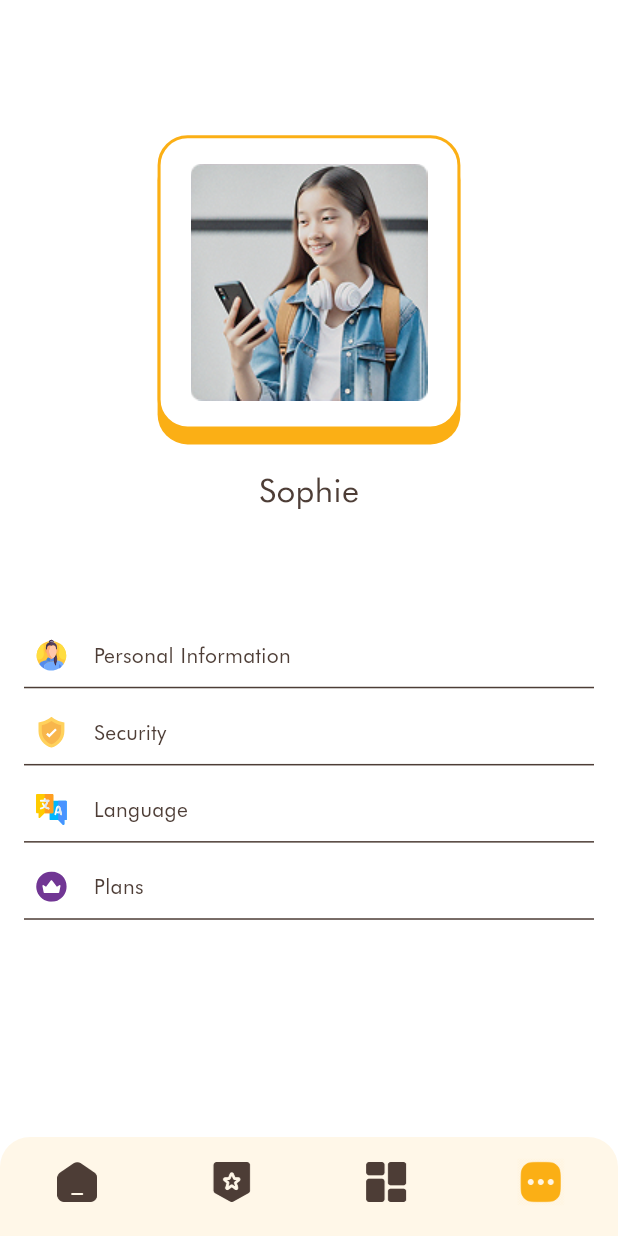
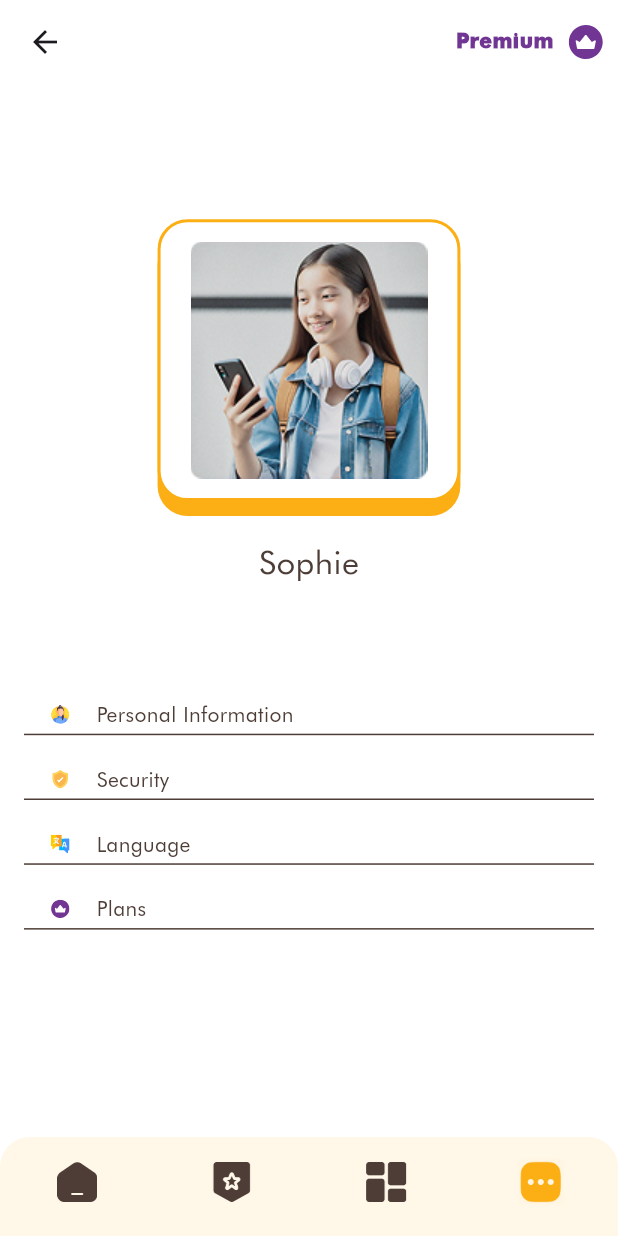
Before and after one commit to MTS-Services/khal971-zidney-course-app, a Flutter app: the screen it shows after launch, item 4 of the bottom bar chosen, on a phone screen of 412 x 824 dp. Run offline on Flutter 3.47's test engine with Material 3 defaults, Android fonts, the phone set to English and light mode, and no system bars; our stand-ins replace dropdown_button2, flutter_svg, get.

Commit message:
menu screen has been done by remon

```diff
--- a/lib/view/freePlanScreen/mainpages/home_screen.dart
+++ b/lib/view/freePlanScreen/mainpages/home_screen.dart
@@ -4,6 +4,7 @@ import 'package:get/get.dart';
 import 'package:zidney/utils/app_colors.dart';
 import 'package:zidney/utils/app_style.dart';
 import 'package:zidney/utils/asset_path.dart';
+import 'package:zidney/utils/common/custom_app_bar.dart';
 import 'package:zidney/view/freePlanScreen/Question & Quiz/topic_screen.dart';
 import 'package:zidney/view/widgets/all_subject_screen.dart';
 import 'package:zidney/view/widgets/topic_overview_card.dart';
@@ -31,6 +32,7 @@ class HomeScreen extends StatelessWidget {
   @override
   Widget build(BuildContext context) {
     return Scaffold(
+      appBar: CustomAppBar(),
       body: SingleChildScrollView(
         child: SafeArea(
           child: Padding(
--- a/lib/view/freePlanScreen/mainpages/menu_screen.dart
+++ b/lib/view/freePlanScreen/mainpages/menu_screen.dart
@@ -3,6 +3,7 @@ import 'package:flutter_svg/flutter_svg.dart';
 import 'package:zidney/utils/app_colors.dart';
 import 'package:zidney/utils/app_style.dart';
 import 'package:zidney/utils/asset_path.dart';
+import 'package:zidney/utils/common/custom_app_bar.dart';
 import 'package:zidney/view/widgets/custom_container.dart';
 
 class MenuScreen extends StatelessWidget {
@@ -12,6 +13,7 @@ class MenuScreen extends StatelessWidget {
   Widget build(BuildContext context) {
     return Scaffold(
       backgroundColor: AppColors.whiteColor,
+      appBar: CustomAppBar(),
       body: Center(
         child: Padding(
           padding: const EdgeInsets.all(16.0),
@@ -19,10 +21,10 @@ class MenuScreen extends StatelessWidget {
             children: [
               SizedBox(height: AppStyles.screenHeightPercentage(context, 0.09)),
               CustomContainer(
-                height: AppStyles.screenHeightPercentage(context, 0.238),
+                height: AppStyles.screenHeightPercentage(context, 0.228),
                 width: AppStyles.screenWidthPercentage(context, .490),
                 borderRadius: BorderRadius.circular(20),
-                image: AssetImage(AssetPath.menuImage),
+                child: Image.asset(AssetPath.menuImage),
               ),
               SizedBox(height: AppStyles.screenHeightPercentage(context, 0.03)),
               Text(
@@ -39,11 +41,11 @@ class MenuScreen extends StatelessWidget {
               Row(
                 children: [
                   Padding(
-                    padding: const EdgeInsets.only(left: 8),
+                    padding: const EdgeInsets.only(left: 18),
                     child: SvgPicture.asset(
                       AssetPath.personIcon,
-                      height: AppStyles.screenHeightPercentage(context, .05),
-                      width: AppStyles.screenWidthPercentage(context, .05),
+                      height: AppStyles.screenHeightPercentage(context, .03),
+                      width: AppStyles.screenWidthPercentage(context, .03),
                     ),
                   ),
                   const SizedBox(width: 18),
@@ -59,15 +61,15 @@ class MenuScreen extends StatelessWidget {
               ),
               Divider(height: 2, color: AppColors.chocolate),
 
-              SizedBox(height: AppStyles.screenHeightPercentage(context, 0.01)),
+              SizedBox(height: AppStyles.screenHeightPercentage(context, 0.02)),
               Row(
                 children: [
                   Padding(
-                    padding: const EdgeInsets.only(left: 8),
+                    padding: const EdgeInsets.only(left: 18),
                     child: SvgPicture.asset(
                       AssetPath.securityIcon,
-                      height: AppStyles.screenHeightPercentage(context, .05),
-                      width: AppStyles.screenWidthPercentage(context, .05),
+                      height: AppStyles.screenHeightPercentage(context, .03),
+                      width: AppStyles.screenWidthPercentage(context, .03),
                     ),
                   ),
                   const SizedBox(width: 18),
@@ -83,15 +85,15 @@ class MenuScreen extends StatelessWidget {
               ),
               Divider(height: 2, color: AppColors.chocolate),
 
-              SizedBox(height: AppStyles.screenHeightPercentage(context, 0.01)),
+              SizedBox(height: AppStyles.screenHeightPercentage(context, 0.02)),
               Row(
                 children: [
                   Padding(
-                    padding: const EdgeInsets.only(left: 8),
+                    padding: const EdgeInsets.only(left: 18),
                     child: SvgPicture.asset(
                       AssetPath.languageIcon,
-                      height: AppStyles.screenHeightPercentage(context, .05),
-                      width: AppStyles.screenWidthPercentage(context, .05),
+                      height: AppStyles.screenHeightPercentage(context, .03),
+                      width: AppStyles.screenWidthPercentage(context, .03),
                     ),
                   ),
                   const SizedBox(width: 18),
@@ -106,17 +108,17 @@ class MenuScreen extends StatelessWidget {
                 ],
               ),
               Divider(height: 2, color: AppColors.chocolate),
-              SizedBox(height: AppStyles.screenHeightPercentage(context, 0.01)),
+              SizedBox(height: AppStyles.screenHeightPercentage(context, 0.02)),
 
 
               Row(
                 children: [
                   Padding(
-                    padding: const EdgeInsets.only(left: 8),
+                    padding: const EdgeInsets.only(left: 18),
                     child: SvgPicture.asset(
                       AssetPath.vector,
-                      height: AppStyles.screenHeightPercentage(context, .05),
-                      width: AppStyles.screenWidthPercentage(context, .05),
+                      height: AppStyles.screenHeightPercentage(context, .03),
+                      width: AppStyles.screenWidthPercentage(context, .03),
                     ),
                   ),
                   const SizedBox(width: 18),
--- a/lib/view/widgets/custom_container.dart
+++ b/lib/view/widgets/custom_container.dart
@@ -1,43 +1,64 @@
 import 'package:flutter/material.dart';
+
 import 'package:zidney/utils/app_colors.dart';
+
 import 'package:zidney/utils/app_style.dart';
 
 class CustomContainer extends StatelessWidget {
   final double? height;
+
   final double? width;
+
   final BorderRadiusGeometry? borderRadius;
+
   final Color? shadowColor;
+
   final Color? backgroundColor;
-  final ImageProvider? image; // New image parameter
+
+  final Widget? child;
 
   const CustomContainer({
     super.key,
+
     this.height,
+
     this.borderRadius,
+
     this.width,
+
     this.shadowColor = AppColors.primaryColor,
+
     this.backgroundColor = Colors.white,
-    this.image,
+
+    this.child,
   });
 
   @override
   Widget build(BuildContext context) {
     return Container(
       height: height,
+
       width: width,
+
       decoration: BoxDecoration(
         color: backgroundColor,
+
         borderRadius: borderRadius ?? AppStyles.radiusS,
-        border: Border.all(color: AppColors.primaryColor, width: 2),
+
+        border: Border.all(
+          color: shadowColor ?? AppColors.primaryColor,
+          width: 2,
+        ),
+
         boxShadow: [
-          BoxShadow(color: shadowColor ?? AppColors.primaryColor, offset: const Offset(0, 10)),
+          BoxShadow(
+            color: shadowColor ?? AppColors.primaryColor,
+            offset: const Offset(0, 10),
+          ),
         ],
-        image: image != null
-            ? DecorationImage(
-          image: image!,
-        )
-            : null,
       ),
+
+      child: child,
     );
   }
 }
```
